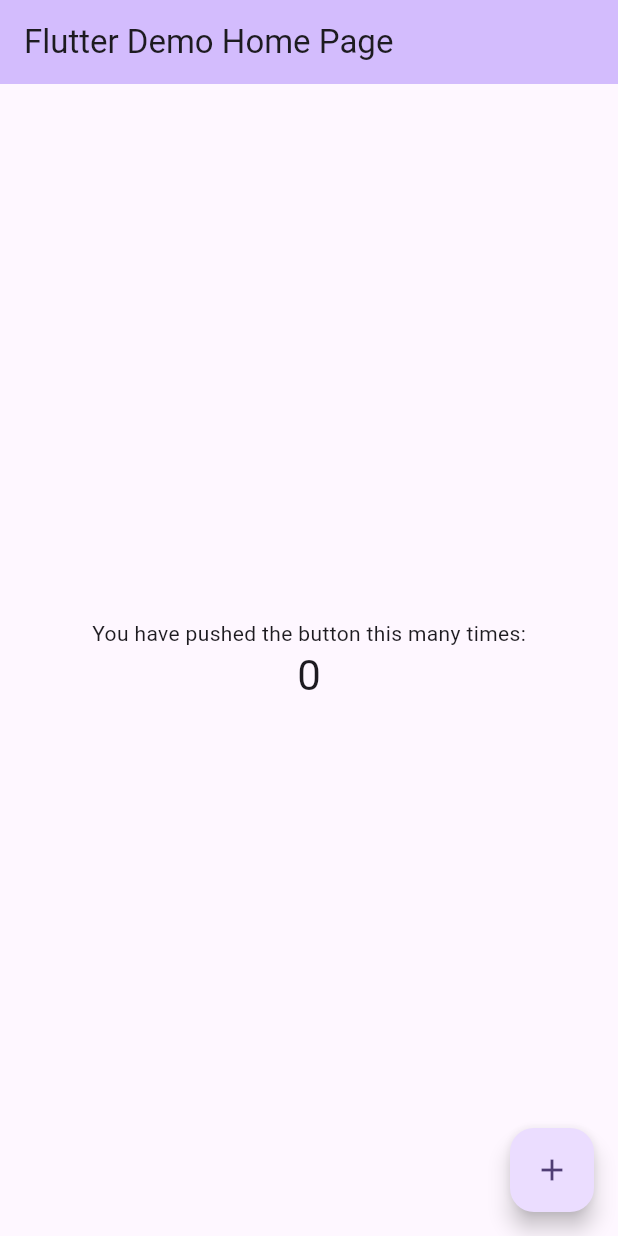
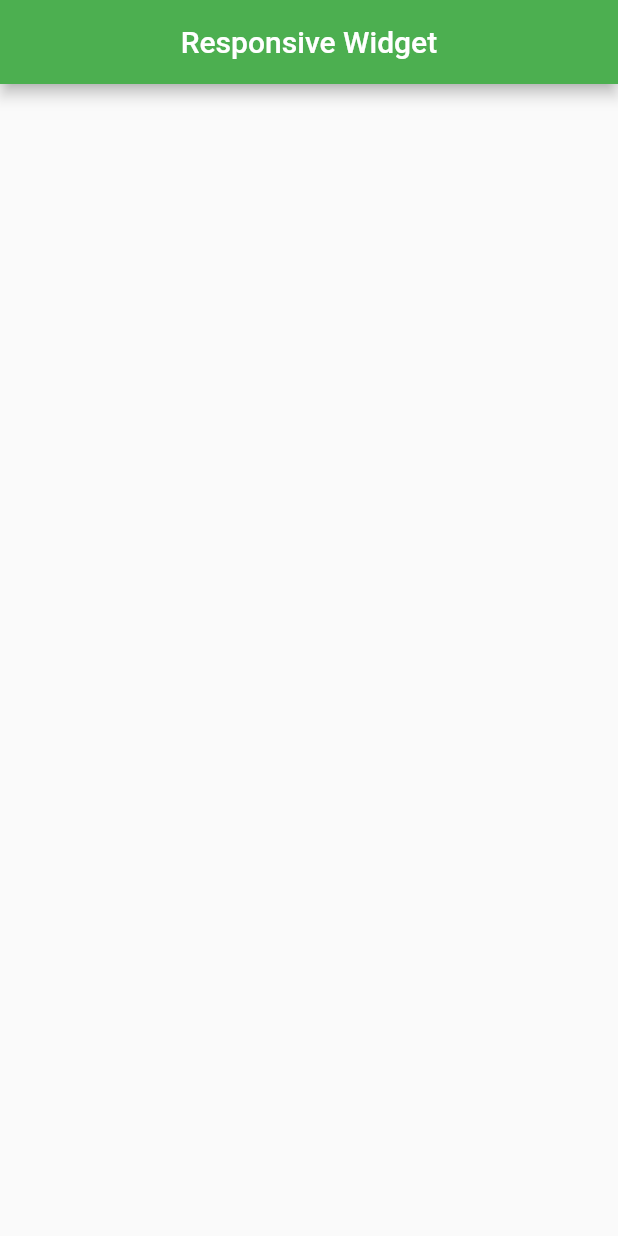
Before and after one commit to siraajul/flutter_essential, a Flutter app: the screen it shows after launch, on a phone screen of 412 x 824 dp. Run offline on Flutter 3.47's test engine with Material 2 defaults, Android fonts, the phone set to English and light mode, and no system bars.

Commit message:
Setup Project

```diff
--- a/lib/main.dart
+++ b/lib/main.dart
@@ -1,125 +1,28 @@
 import 'package:flutter/material.dart';
 
-void main() {
-  runApp(const MyApp());
+main() {
+  runApp(MyApp());
 }
 
 class MyApp extends StatelessWidget {
-  const MyApp({super.key});
-
-  // This widget is the root of your application.
   @override
   Widget build(BuildContext context) {
     return MaterialApp(
-      title: 'Flutter Demo',
-      theme: ThemeData(
-        // This is the theme of your application.
-        //
-        // TRY THIS: Try running your application with "flutter run". You'll see
-        // the application has a blue toolbar. Then, without quitting the app,
-        // try changing the seedColor in the colorScheme below to Colors.green
-        // and then invoke "hot reload" (save your changes or press the "hot
-        // reload" button in a Flutter-supported IDE, or press "r" if you used
-        // the command line to start the app).
-        //
-        // Notice that the counter didn't reset back to zero; the application
-        // state is not lost during the reload. To reset the state, use hot
-        // restart instead.
-        //
-        // This works for code too, not just values: Most code changes can be
-        // tested with just a hot reload.
-        colorScheme: ColorScheme.fromSeed(seedColor: Colors.deepPurple),
-        useMaterial3: true,
-      ),
-      home: const MyHomePage(title: 'Flutter Demo Home Page'),
+      title: 'Flutter Essential',
+      theme: ThemeData(useMaterial3: false, primarySwatch: Colors.green),
+      home: HomeScreen(),
     );
   }
 }
 
-class MyHomePage extends StatefulWidget {
-  const MyHomePage({super.key, required this.title});
-
-  // This widget is the home page of your application. It is stateful, meaning
-  // that it has a State object (defined below) that contains fields that affect
-  // how it looks.
-
-  // This class is the configuration for the state. It holds the values (in this
-  // case the title) provided by the parent (in this case the App widget) and
-  // used by the build method of the State. Fields in a Widget subclass are
-  // always marked "final".
-
-  final String title;
-
-  @override
-  State<MyHomePage> createState() => _MyHomePageState();
-}
-
-class _MyHomePageState extends State<MyHomePage> {
-  int _counter = 0;
-
-  void _incrementCounter() {
-    setState(() {
-      // This call to setState tells the Flutter framework that something has
-      // changed in this State, which causes it to rerun the build method below
-      // so that the display can reflect the updated values. If we changed
-      // _counter without calling setState(), then the build method would not be
-      // called again, and so nothing would appear to happen.
-      _counter++;
-    });
-  }
-
+class HomeScreen extends StatelessWidget {
   @override
   Widget build(BuildContext context) {
-    // This method is rerun every time setState is called, for instance as done
-    // by the _incrementCounter method above.
-    //
-    // The Flutter framework has been optimized to make rerunning build methods
-    // fast, so that you can just rebuild anything that needs updating rather
-    // than having to individually change instances of widgets.
     return Scaffold(
       appBar: AppBar(
-        // TRY THIS: Try changing the color here to a specific color (to
-        // Colors.amber, perhaps?) and trigger a hot reload to see the AppBar
-        // change color while the other colors stay the same.
-        backgroundColor: Theme.of(context).colorScheme.inversePrimary,
-        // Here we take the value from the MyHomePage object that was created by
-        // the App.build method, and use it to set our appbar title.
-        title: Text(widget.title),
+        title: Text('Responsive Widget'),
+        centerTitle: true,
       ),
-      body: Center(
-        // Center is a layout widget. It takes a single child and positions it
-        // in the middle of the parent.
-        child: Column(
-          // Column is also a layout widget. It takes a list of children and
-          // arranges them vertically. By default, it sizes itself to fit its
-          // children horizontally, and tries to be as tall as its parent.
-          //
-          // Column has various properties to control how it sizes itself and
-          // how it positions its children. Here we use mainAxisAlignment to
-          // center the children vertically; the main axis here is the vertical
-          // axis because Columns are vertical (the cross axis would be
-          // horizontal).
-          //
-          // TRY THIS: Invoke "debug painting" (choose the "Toggle Debug Paint"
-          // action in the IDE, or press "p" in the console), to see the
-          // wireframe for each widget.
-          mainAxisAlignment: MainAxisAlignment.center,
-          children: <Widget>[
-            const Text(
-              'You have pushed the button this many times:',
-            ),
-            Text(
-              '$_counter',
-              style: Theme.of(context).textTheme.headlineMedium,
-            ),
-          ],
-        ),
-      ),
-      floatingActionButton: FloatingActionButton(
-        onPressed: _incrementCounter,
-        tooltip: 'Increment',
-        child: const Icon(Icons.add),
-      ), // This trailing comma makes auto-formatting nicer for build methods.
     );
   }
 }
```
